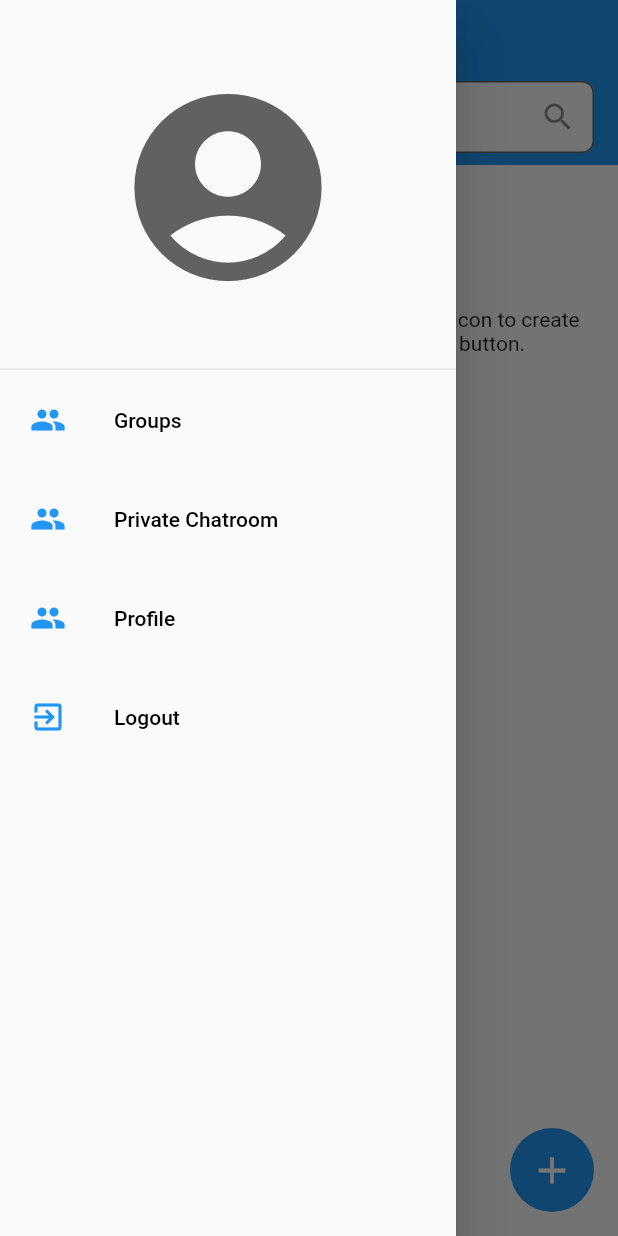
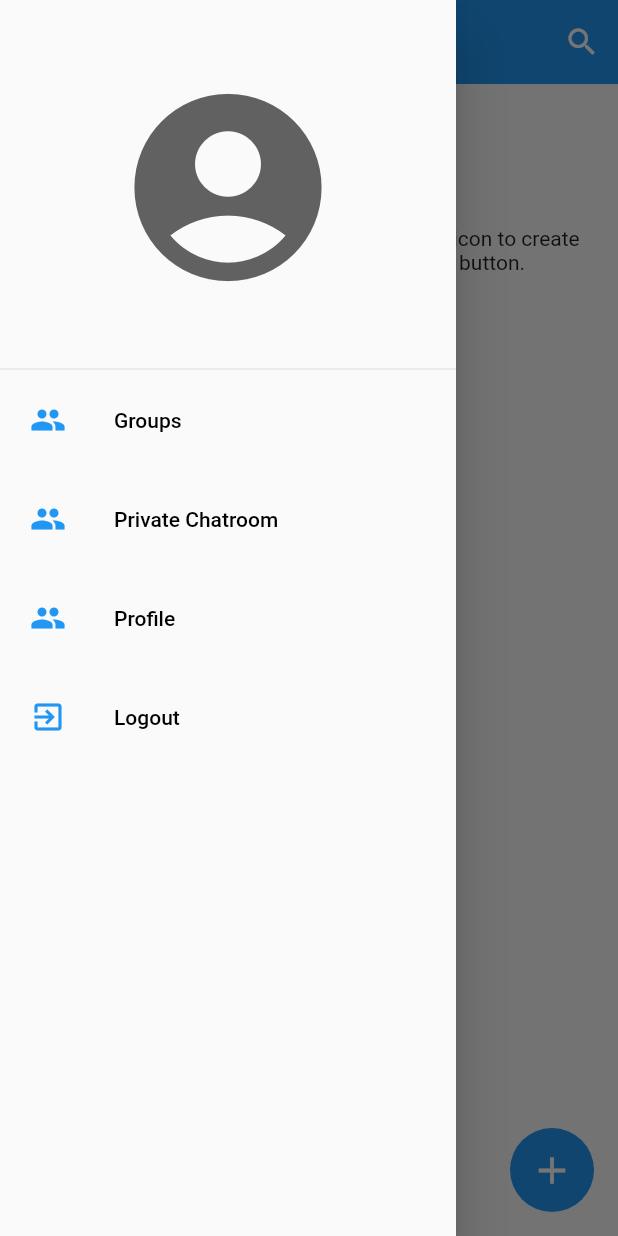
Before and after one commit to Harmanjaggi/chat_app, a Flutter app: the BaseWidget screen opened directly, with the side drawer open, on a phone screen of 412 x 824 dp. Run offline on Flutter 3.47's test engine with Material 2 defaults, Android fonts, the phone set to English and light mode, and no system bars; our stand-ins replace cloud_firestore, dio, file_picker, firebase_auth, firebase_core, flutter_bloc and 4 more; accounts and stored records are empty.

Commit message:
search page is working of both

```diff
--- a/lib/features/auth/presentation/pages/initial_page.dart
+++ b/lib/features/auth/presentation/pages/initial_page.dart
@@ -16,7 +16,7 @@ class InitialPage extends StatelessWidget {
       listener: (context, state) {
         state.whenOrNull(
           unathorized: (c) => context.go(RouteGenerator.authRoute),
-          authorized: (c) => context.go(RouteGenerator.groupRoute),
+          authorized: (c) => context.go(RouteGenerator.chatroomRoute),
         );
       },
       builder: (context, state) {
--- a/lib/features/chatroom_page/presentation/widgets/chatroom_list.dart
+++ b/lib/features/chatroom_page/presentation/widgets/chatroom_list.dart
@@ -24,6 +24,7 @@ class ChatroomList extends StatelessWidget {
               shrinkWrap: true,
               physics: const NeverScrollableScrollPhysics(),
               itemCount: ss.length,
+              padding: const EdgeInsets.symmetric(horizontal: 16),
               itemBuilder: (context, index) {
                 int reverseIndex = ss.length - index - 1;
                 ChatroomModel chatroom = ChatroomModel(
--- a/lib/features/components/search_bar.dart
+++ /dev/null
@@ -1,105 +0,0 @@
-import 'package:flutter/material.dart';
-import 'custom_text_field.dart';
-
-class SearchBar extends StatefulWidget {
-  const SearchBar({
-    required this.list,
-    required this.onSearch,
-    super.key,
-  });
-  final Widget list;
-  final void Function(String data) onSearch;
-  @override
-  State<SearchBar> createState() => _SearchBarState();
-}
-
-class _SearchBarState extends State<SearchBar> with TickerProviderStateMixin {
-  late AnimationController _animationController;
-  late Animation<double> _animation;
-
-  static OverlayEntry? entry;
-  late FocusNode focusNode;
-  TextEditingController searchController = TextEditingController();
-
-  LayerLink layerLink = LayerLink();
-  @override
-  void initState() {
-    focusNode = FocusNode();
-    searchController.addListener(() {
-      widget.onSearch(searchController.text);
-    });
-    _animationController = AnimationController(
-      vsync: this,
-      duration: const Duration(milliseconds: 300),
-      reverseDuration: const Duration(milliseconds: 300),
-    );
-    _animation = CurvedAnimation(
-      parent: _animationController,
-      curve: Curves.ease,
-      reverseCurve: Curves.ease,
-    );
-    _animationController.addListener(() => setState(() {}));
-    super.initState();
-  }
-
-  @override
-  void dispose() {
-    _animationController.dispose();
-    removeOverlay();
-    focusNode.dispose();
-    super.dispose();
-  }
-
-  void removeOverlay() {
-    entry?.remove();
-    entry = null;
-  }
-
-  @override
-  Widget build(BuildContext context) {
-    void showOverlay() {
-      if (entry != null) removeOverlay();
-      final overlay = Overlay.of(context)!;
-      final renderBox = context.findRenderObject() as RenderBox;
-      final size = renderBox.size;
-      entry ??= OverlayEntry(
-        builder: (newContext) => CompositedTransformFollower(
-          link: layerLink,
-          showWhenUnlinked: false,
-          offset: Offset(0, size.height),
-          child: Container(
-            margin: const EdgeInsets.only(right: 32),
-            alignment: Alignment.topCenter,
-            child: SizeTransition(
-              sizeFactor: _animation,
-              axisAlignment: 1,
-              child: widget.list,
-            ),
-          ),
-        ),
-      );
-      overlay.insert(entry!);
-    }
-
-    focusNode.addListener(() {
-      if (!focusNode.hasPrimaryFocus) focusNode.unfocus();
-      if (focusNode.hasFocus) {
-        showOverlay();
-        _animationController.forward();
-      } else {
-        removeOverlay();
-        _animationController.reverse();
-      }
-    });
-
-    return CompositedTransformTarget(
-      link: layerLink,
-      child: CustomTextField(
-        controller: searchController,
-        hintText: "Search groups....",
-        suffixIcon: const Icon(Icons.search),
-        focusNode: focusNode,
-      ),
-    );
-  }
-}
--- a/lib/features/group_page/presentation/logic/search_group_bloc/search_group_bloc.dart
+++ /dev/null
@@ -1,47 +0,0 @@
-import 'package:cloud_firestore/cloud_firestore.dart';
-import 'package:flutter/foundation.dart';
-import 'package:flutter_bloc/flutter_bloc.dart';
-import 'package:freezed_annotation/freezed_annotation.dart';
-import '../../../../../helper/local_datasource.dart';
-import '../../../data/models/search_tile_model/search_tile_model.dart';
-import '../../../data/repository/database_service.dart';
-import 'package:equatable/equatable.dart';
-
-part 'search_group_bloc.freezed.dart';
-part 'search_group_event.dart';
-part 'search_group_state.dart';
-
-class SearchGroupBloc extends Bloc<SearchGroupEvent, SearchGroupState> {
-  SearchGroupBloc() : super(SearchGroupInitial()) {
-    on<_SearchGroupEvent>(
-      (event, emit) async => await _search(event.query, emit),
-    );
-  }
-
-  String? userName;
-  Future<void> _search(String query, Emitter<SearchGroupState> emit) async {
-    if (query.isEmpty) {
-      emit(SearchGroupInitial());
-      return;
-    }
-    emit(SearchGroupLoading());
-    try {
-      userName = await LocalDatasource.getUserName();
-      QuerySnapshot searchSnapshot =
-          await DatabaseService().searchByName(query);
-      final data = searchSnapshot.docs
-          .map((e) => SearchTileModel(
-                userName: userName ?? '',
-                groupId: e['groupId'],
-                groupName: e['groupName'],
-                adminName: e['admin'],
-              ))
-          .toList();
-      searchSnapshot.docs.isNotEmpty
-          ? emit(SearchGroupSuccess(data))
-          : emit(SearchGroupInitial());
-    } catch (e) {
-      emit(SearchGroupError(e));
-    }
-  }
-}
--- a/lib/features/group_page/presentation/logic/search_group_bloc/search_group_event.dart
+++ /dev/null
@@ -1,6 +0,0 @@
-part of 'search_group_bloc.dart';
-
-@freezed
-class SearchGroupEvent with _$SearchGroupEvent {
-  const factory SearchGroupEvent(String query) = _SearchGroupEvent;
-}
--- a/lib/features/group_page/presentation/logic/search_group_bloc/search_group_state.dart
+++ /dev/null
@@ -1,28 +0,0 @@
-part of 'search_group_bloc.dart';
-
-abstract class SearchGroupState extends Equatable {
-  const SearchGroupState();
-
-  @override
-  List<Object> get props => [];
-}
-
-class SearchGroupInitial extends SearchGroupState {}
-
-class SearchGroupSuccess extends SearchGroupState {
-  final List<SearchTileModel> data;
-  const SearchGroupSuccess(this.data);
-
-  @override
-  List<Object> get props => [data];
-}
-
-class SearchGroupLoading extends SearchGroupState {}
-
-class SearchGroupError extends SearchGroupState {
-  final dynamic error;
-  const SearchGroupError(this.error);
-
-  @override
-  List<Object> get props => [error];
-}
--- a/lib/features/group_page/presentation/widgets/base_widget.dart
+++ b/lib/features/group_page/presentation/widgets/base_widget.dart
@@ -11,11 +11,10 @@ class BaseWidget extends StatelessWidget {
     this.action,
     this.floatingActionButton,
     super.key,
-    this.searchBox,
   });
   final String title;
   final Widget child;
-  final Widget? leading, action, floatingActionButton, searchBox;
+  final Widget? leading, action, floatingActionButton;
   @override
   Widget build(BuildContext context) {
     return SafeArea(
@@ -32,17 +31,9 @@ class BaseWidget extends StatelessWidget {
                 ),
               ),
               centerTitle: true,
-              expandedHeight: 110,
-              flexibleSpace: FlexibleSpaceBar(
-                background: Container(
-                  padding: const EdgeInsets.symmetric(
-                    vertical: 8,
-                    horizontal: 16,
-                  ),
-                  alignment: Alignment.bottomCenter,
-                  child: searchBox,
-                ),
-              ),
+              actions: [
+                if (action != null) action!,
+              ],
             ),
             SliverToBoxAdapter(child: child)
           ],
--- a/lib/features/group_page/presentation/widgets/group_search_bar.dart
+++ b/lib/features/group_page/presentation/widgets/group_search_bar.dart
@@ -1,51 +1,53 @@
-import 'package:chat_app/features/components/search_bar.dart';
-import 'package:chat_app/features/group_page/data/models/search_tile_model/search_tile_model.dart';
-import 'package:chat_app/features/group_page/presentation/logic/search_group_bloc/search_group_bloc.dart';
-import 'package:chat_app/features/group_page/presentation/widgets/search_group_tile.dart';
-import 'package:chat_app/helper/constant.dart';
-import 'package:flutter/material.dart';
-import 'package:flutter_bloc/flutter_bloc.dart';
+// import 'package:chat_app/features/components/search_bar.dart';
+// import 'package:chat_app/features/group_page/data/models/search_tile_model/search_tile_model.dart';
+// import 'package:chat_app/features/group_page/presentation/logic/search_group_bloc/search_group_bloc.dart';
+// import 'package:chat_app/features/group_page/presentation/widgets/search_group_tile.dart';
+// import 'package:chat_app/helper/constant.dart';
+// import 'package:easy_search_bar/easy_search_bar.dart';
+// import 'package:flutter/material.dart';
+// import 'package:flutter_bloc/flutter_bloc.dart';
 
-class GroupSearchBar extends StatelessWidget {
-  const GroupSearchBar({super.key});
-  @override
-  Widget build(BuildContext context) {
-    var theme = Theme.of(context);
-    return BlocProvider(
-      create: (context) => SearchGroupBloc(),
-      child: BlocBuilder<SearchGroupBloc, SearchGroupState>(
-        builder: (context, state) {
-          Widget searchList(SearchGroupState state) {
-            if (state is SearchGroupSuccess) {
-              print('1-------${state.data}');
-              return ListView.builder(
-                shrinkWrap: true,
-                itemCount: state.data.length,
-                itemBuilder: (context, index) {
-                  print('2-------${state.data}');
-                  return SearchGroupTile(state.data[index]);
-                },
-              );
-            } else {
-              return Text('No Data', style: theme.textTheme.bodyLarge);
-            }
-          }
-
-          return SearchBar(
-            onSearch: (data) => context.read<SearchGroupBloc>().add(SearchGroupEvent(data)),
-            list: Material(
-              child: Container(
-                padding: const EdgeInsets.symmetric(
-                  horizontal: 15,
-                  vertical: 10,
-                ),
-                constraints: const BoxConstraints(
-                  maxHeight: 200,
-                  minHeight: 50,
-                ),
-                width: double.infinity,
-                decoration: kRoundedBottomContainer,
-                child: searchList(state),
+// class GroupSearchBar extends StatelessWidget {
+//   const GroupSearchBar({super.key});
+//   @override
+//   Widget build(BuildContext context) {
+//     var theme = Theme.of(context);
+//     return BlocProvider(
+//       create: (context) => SearchGroupBloc(),
+//       child: BlocBuilder<SearchGroupBloc, SearchGroupState>(
+//         builder: (context, state) {
+//           Widget searchList(SearchGroupState state) {
+//             if (state is SearchGroupSuccess) {
+//               print('1-------${state.data}');
+//               return ListView.builder(
+//                 shrinkWrap: true,
+//                 itemCount: state.data.length,
+//                 itemBuilder: (context, index) {
+//                   print('2-------${state.data}');
+//                   return SearchGroupTile(state.data[index]);
+//                 },
+//               );
+//             } else {
+//               return Text('No Data', style: theme.textTheme.bodyLarge);
+//             }
+//           }
+//           return SearchBar(
+//             onSearch: (data) =>
+//                 context.read<SearchGroupBloc>().add(SearchGroupEvent(data)),
+//             list: Material(
+//               color: Colors.transparent,
+//               child: Container(
+//                 padding: const EdgeInsets.symmetric(
+//                   horizontal: 15,
+//                   vertical: 10,
+//                 ),
+//                 constraints: const BoxConstraints(
+//                   maxHeight: 200,
+//                   minHeight: 50,
+//                 ),
+//                 width: double.infinity,
+//                 decoration: kRoundedBottomContainer,
+//                 child: searchList(state),
                 // child: state.when(
                 //   initial: () =>
                 //       Text('No Data', style: theme.textTheme.bodyLarge),
@@ -70,11 +72,11 @@ class GroupSearchBar extends StatelessWidget {
                 //   error: (e) =>
                 //       Text(e.toString(), style: theme.textTheme.bodyLarge),
                 // ),
-              ),
-            ),
-          );
-        },
-      ),
-    );
-  }
-}
+//               ),
+//             ),
+//           );
+//         },
+//       ),
+//     );
+//   }
+// }
--- a/lib/navigation/route.dart
+++ b/lib/navigation/route.dart
@@ -57,10 +57,6 @@ class RouteGenerator {
                   ),
                 ),
               ]),
-          // GoRoute(
-          //   path: 'search_page',
-          //   builder: (_, __) => const SearchPage(),
-          // ),
         ],
       ),
       GoRoute(
```
Also changed, not shown: lib/features/chatroom_page/presentation/logic/search_chatroom_cubit/search_chatroom_cubit.dart (+16 -4 lines), lib/features/chatroom_page/presentation/logic/search_chatroom_cubit/search_chatroom_state.dart (added, +8 -0 lines), lib/features/chatroom_page/presentation/pages/chatroom_page.dart (+23 -8 lines), lib/features/chatroom_page/presentation/widgets/chatroom_search_bar.dart (deleted, +0 -58 lines), lib/features/chatroom_page/presentation/widgets/chatroom_search_delegate.dart (added, +70 -0 lines), lib/features/group_page/presentation/logic/search_group_cubit/search_group_cubit.dart (added, +46 -0 lines), lib/features/group_page/presentation/logic/search_group_cubit/search_group_state.dart (added, +8 -0 lines), lib/features/group_page/presentation/pages/group_page.dart (+24 -5 lines), lib/features/group_page/presentation/widgets/group_search_delegate.dart (added, +69 -0 lines), lib/features/group_page/presentation/widgets/search_group_tile.dart (+11 -7 lines), lib/features/chatroom_page/presentation/logic/search_chatroom_cubit/search_chatroom_cubit.freezed.dart (added), lib/features/group_page/presentation/logic/search_group_bloc/search_group_bloc.freezed.dart (deleted), lib/features/group_page/presentation/logic/search_group_cubit/search_group_cubit.freezed.dart (added).
